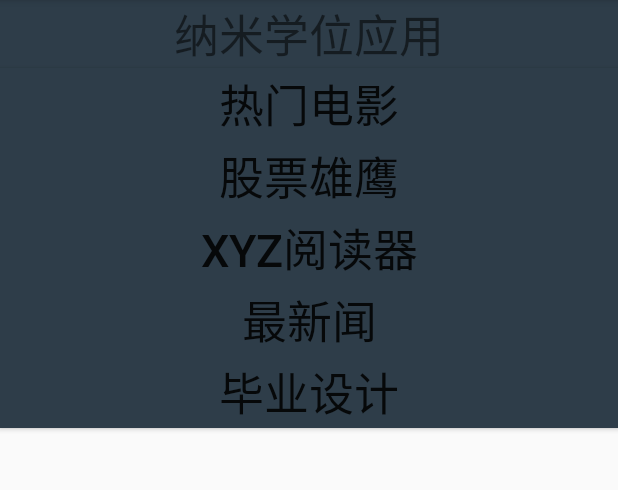
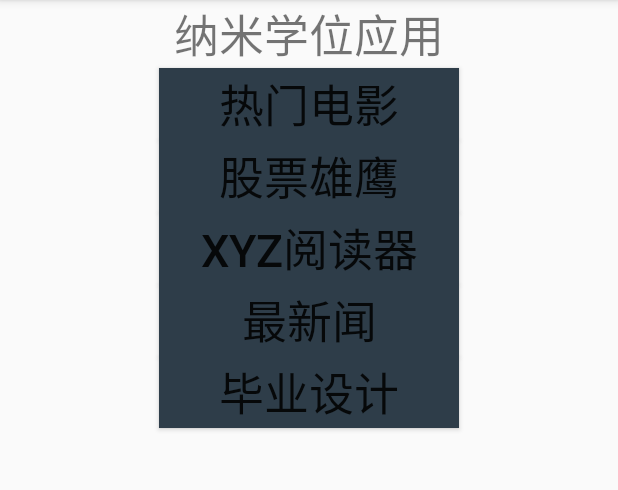
Before and after one commit to ltt19921124/FavoriteToys, an Android app: the screen it shows after launch (MainActivity), on a phone screen of 412 x 824 dp, the part 84-574 px from its top. Run offline under Robolectric (Android 15) with nearby library versions, the phone set to English and light mode, and no system bars.

Commit message:
add button

```diff
--- a/app/src/main/res/layout/activity_main.xml
+++ b/app/src/main/res/layout/activity_main.xml
@@ -1,9 +1,8 @@
 <?xml version="1.0" encoding="utf-8"?>
 <LinearLayout xmlns:android="http://schemas.android.com/apk/res/android"
-    android:orientation="vertical"
     android:layout_width="match_parent"
     android:layout_height="match_parent"
-    android:weightSum="1">
+    android:orientation="vertical">
 
     <TextView
         android:id="@+id/text_view"
@@ -11,44 +10,51 @@
         android:layout_height="wrap_content"
         android:gravity="center"
         android:textSize="30sp"
-        android:background="#2E3D49"
         android:text="纳米学位应用"/>
+
     <Button
         android:id="@+id/button"
-        android:layout_width="match_parent"
+        android:layout_width="200dp"
         android:layout_height="wrap_content"
+        android:layout_gravity="center"
         android:textSize="30sp"
         android:background="#2E3D49"
         android:text="热门电影"/>
     <Button
         android:id="@+id/button_1"
-        android:layout_width="match_parent"
+        android:layout_width="200dp"
         android:layout_height="wrap_content"
+        android:layout_gravity="center"
         android:textSize="30sp"
         android:background="#2E3D49"
         android:text="股票雄鹰" />
     <Button
         android:id="@+id/button_2"
-        android:layout_width="match_parent"
+        android:layout_width="200dp"
         android:layout_height="wrap_content"
+        android:layout_gravity="center"
         android:textSize="30sp"
         android:background="#2E3D49"
         android:text="XYZ阅读器"/>
 
     <Button
         android:id="@+id/button_3"
-        android:layout_width="match_parent"
+        android:layout_width="200dp"
         android:layout_height="wrap_content"
+        android:layout_gravity="center"
         android:textSize="30sp"
         android:background="#2E3D49"
         android:text="最新闻"/>
 
     <Button
         android:id="@+id/button_4"
-        android:layout_width="match_parent"
+        android:layout_width="200dp"
         android:layout_height="wrap_content"
+        android:layout_gravity="center"
+        android:gravity="center"
         android:textSize="30sp"
         android:background="#2E3D49"
-        android:text="毕业设计"/>
+        android:text="毕业设计"
+        android:elevation="0dp" />
 
 </LinearLayout>
```
